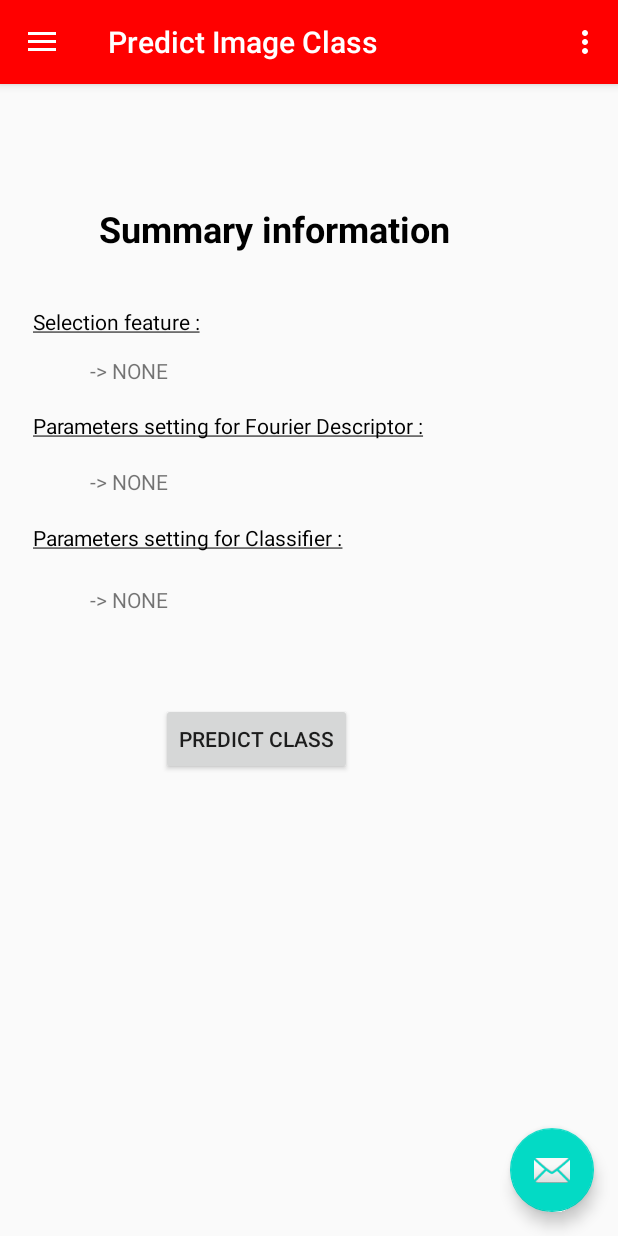
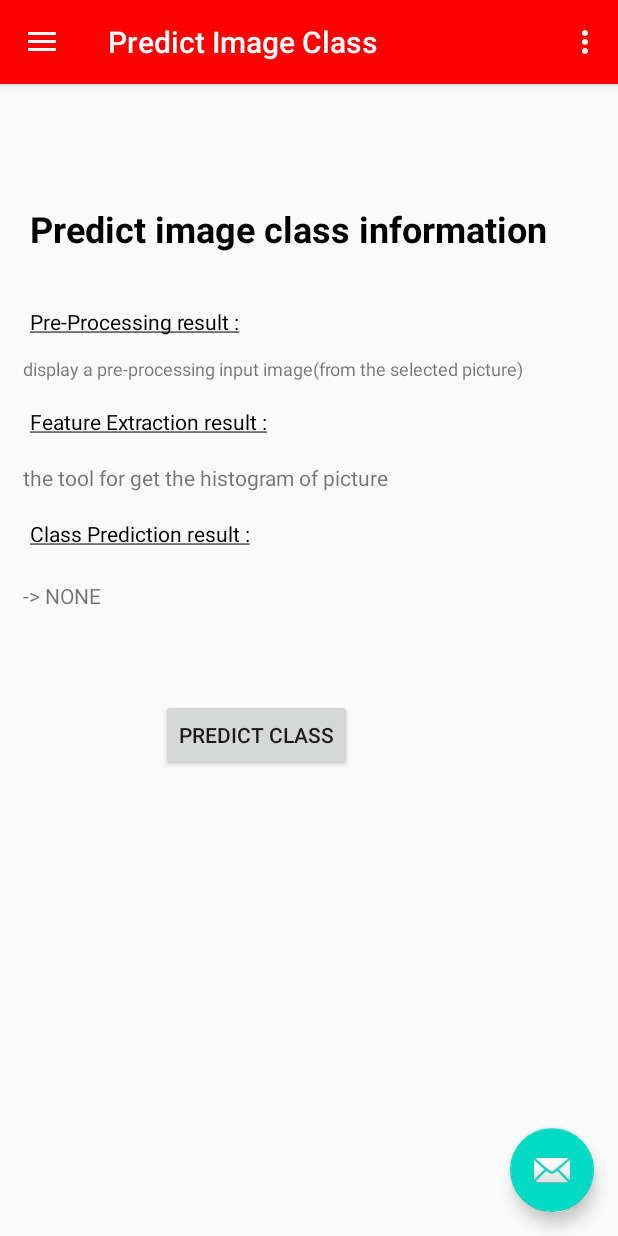
Before and after one commit to Kumadach1/HandRecognitionProject, an Android app: the PredictFragment screen opened through its navigation route, on a phone screen of 412 x 824 dp. Run offline under Robolectric (Android 15) with nearby library versions, the phone set to English and light mode, and no system bars; our stand-ins replace navigation-ui.

Commit message:
--> update a compare icon in drawer --> change new UI in predict page

```diff
--- a/HandgesterRecognition/app/src/main/res/layout/fragment_compair.xml
+++ b/HandgesterRecognition/app/src/main/res/layout/fragment_compair.xml
@@ -20,7 +20,7 @@
 
             <RelativeLayout
                 android:layout_width="match_parent"
-                android:layout_height="wrap_content">
+                android:layout_height="133dp">
 
                 <Button
                     android:id="@+id/btn_gallery1"
@@ -83,6 +83,17 @@
                     android:layout_toRightOf="@id/btn_brisk"
                     android:text="ORB"
                     android:textSize="12dp" />
+
+                <TextView
+                    android:id="@+id/textView2"
+                    android:layout_width="wrap_content"
+                    android:layout_height="wrap_content"
+                    android:layout_alignParentStart="true"
+                    android:layout_alignParentBottom="true"
+                    android:layout_marginStart="14dp"
+                    android:layout_marginBottom="8dp"
+                    android:text="Compare an image | please select a methode"
+                    android:textColor="#000000" />
 
 
             </RelativeLayout>
--- a/HandgesterRecognition/app/src/main/res/layout/fragment_predict.xml
+++ b/HandgesterRecognition/app/src/main/res/layout/fragment_predict.xml
@@ -11,7 +11,7 @@
         android:id="@+id/textView7"
         android:layout_width="wrap_content"
         android:layout_height="wrap_content"
-        android:layout_marginStart="60dp"
+        android:layout_marginStart="20dp"
         android:layout_marginTop="80dp"
         android:shadowColor="#000000"
         android:text="@string/Summary_information"
@@ -34,7 +34,7 @@
         android:id="@+id/textView8"
         android:layout_width="wrap_content"
         android:layout_height="wrap_content"
-        android:layout_marginStart="22dp"
+        android:layout_marginStart="20dp"
         android:layout_marginTop="36dp"
         android:text="@string/Selection_feature"
         android:textColor="#000000"
@@ -45,7 +45,7 @@
         android:id="@+id/textView9"
         android:layout_width="wrap_content"
         android:layout_height="wrap_content"
-        android:layout_marginStart="22dp"
+        android:layout_marginStart="20dp"
         android:layout_marginTop="17dp"
         android:text="@string/Parameters_setting_PreImg_FD"
         android:textColor="#000000"
@@ -56,7 +56,7 @@
         android:id="@+id/textView10"
         android:layout_width="wrap_content"
         android:layout_height="wrap_content"
-        android:layout_marginStart="22dp"
+        android:layout_marginStart="20dp"
         android:layout_marginTop="18dp"
         android:text="@string/Parameters_setting_PreImg_C"
         android:textColor="#000000"
@@ -67,9 +67,10 @@
         android:id="@+id/textView11"
         android:layout_width="wrap_content"
         android:layout_height="wrap_content"
-        android:layout_marginStart="60dp"
+        android:layout_marginStart="15dp"
         android:layout_marginTop="13dp"
-        android:text="@string/none"
+        android:text="@string/SF_ans"
+        android:textSize="12sp"
         app:layout_constraintStart_toStartOf="parent"
         app:layout_constraintTop_toBottomOf="@+id/textView8" />
 
@@ -77,9 +78,9 @@
         android:id="@+id/textView12"
         android:layout_width="wrap_content"
         android:layout_height="wrap_content"
-        android:layout_marginStart="60dp"
+        android:layout_marginStart="15dp"
         android:layout_marginTop="18dp"
-        android:text="@string/none"
+        android:text="@string/FE_ans"
         app:layout_constraintStart_toStartOf="parent"
         app:layout_constraintTop_toBottomOf="@+id/textView9" />
 
@@ -87,7 +88,7 @@
         android:id="@+id/textView13"
         android:layout_width="wrap_content"
         android:layout_height="wrap_content"
-        android:layout_marginStart="60dp"
+        android:layout_marginStart="15dp"
         android:layout_marginTop="22dp"
         android:text="@string/none"
         app:layout_constraintStart_toStartOf="parent"
--- a/HandgesterRecognition/app/src/main/res/menu/activity_main_drawer.xml
+++ b/HandgesterRecognition/app/src/main/res/menu/activity_main_drawer.xml
@@ -10,7 +10,7 @@
             android:title="@string/menu_home" />
         <item
             android:id="@+id/nav_parameter"
-            android:icon="@drawable/icon_parameter"
+            android:icon="@drawable/icon_compare"
             android:title="@string/compareTitle" />
         <item
             android:id="@+id/nav_capture"
--- a/HandgesterRecognition/app/src/main/res/values/strings.xml
+++ b/HandgesterRecognition/app/src/main/res/values/strings.xml
@@ -33,10 +33,13 @@
     <string name="Classcifier_parameter">CLASSCIFIER PARAMETER SETTING</string>
 
     //Predict Image Class
-    <string name="Summary_information"><b> Summary information</b></string>
-    <string name="Selection_feature"><u>Selection feature :</u></string>
-    <string name="Parameters_setting_PreImg_FD"><u>Parameters setting for Fourier Descriptor :</u></string>
-    <string name="Parameters_setting_PreImg_C"><u>Parameters setting for Classifier :</u></string>
+    <string name="Summary_information"><b>Predict image class information</b></string>
+    <string name="Selection_feature"><u>Pre-Processing result :</u></string>
+    <string name="SF_ans">display a pre-processing input image(from the selected picture)</string>
+    <string name="Parameters_setting_PreImg_FD"><u>Feature Extraction result :</u></string>
+    <string name="FE_ans">the tool for get the histogram of picture</string>
+    <string name="Parameters_setting_PreImg_C"><u>Class Prediction result :</u></string>
+    <string name="CP_ans">display a pre-processing input image(from the selected picture)</string>
     <string name="predict_botton">PREDICT CLASS</string>
     <string name="none">-> NONE</string>
 
```
Also changed, not shown: HandgesterRecognition/app/src/main/res/drawable/icon_compare.png (added), 1 other file.
